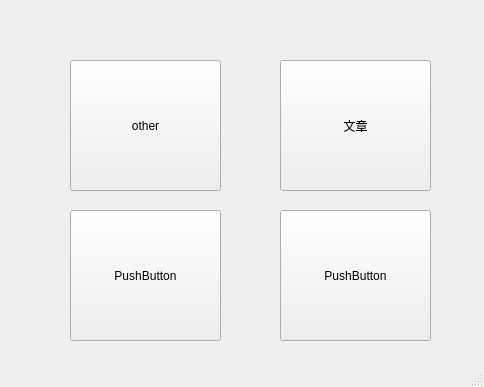
Before: the Qt Designer form startupUI.ui in jychen0611/SWProject, drawn with Qt 5.
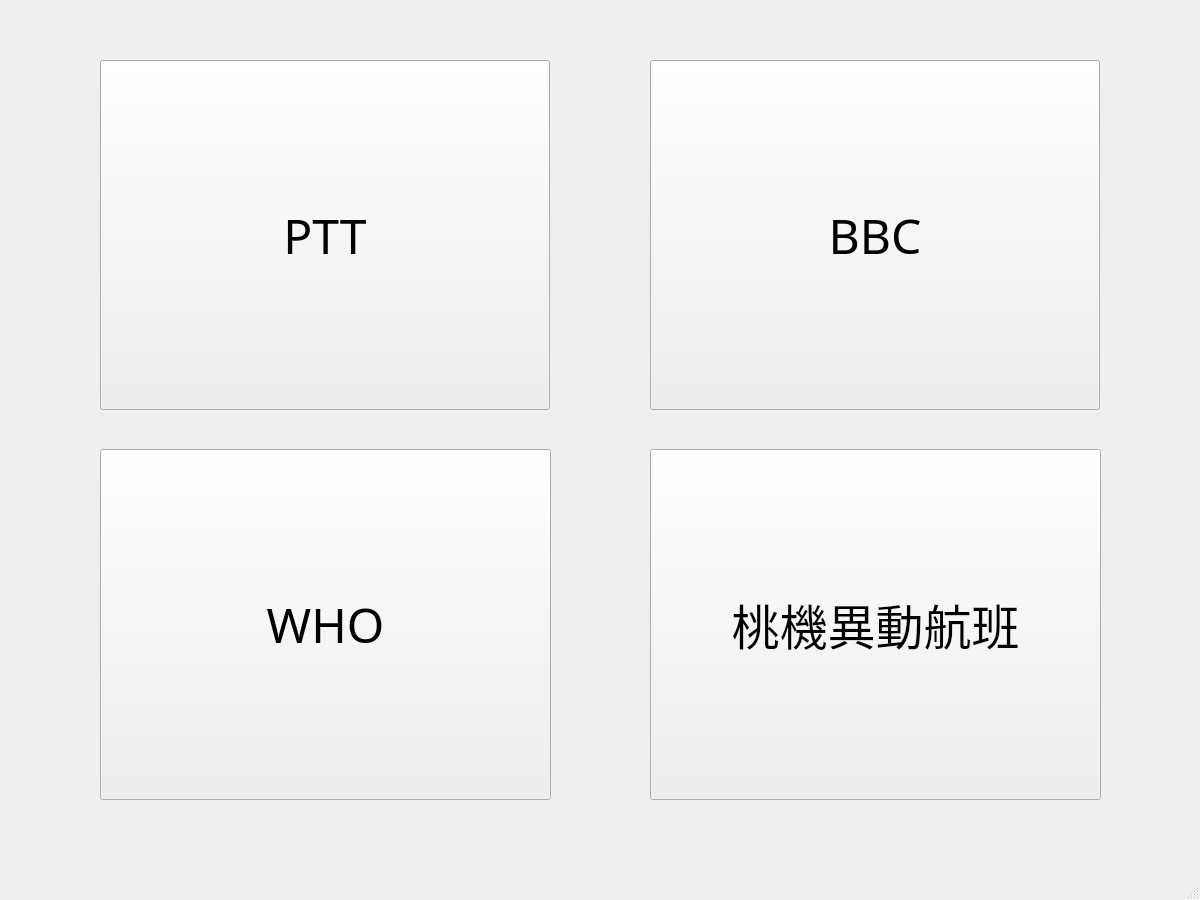
After: the same form once the commit is applied.

The edit to the form file:
```diff
--- a/startupUI.ui
+++ b/startupUI.ui
@@ -6,8 +6,8 @@
    <rect>
     <x>0</x>
     <y>0</y>
-    <width>484</width>
-    <height>387</height>
+    <width>1200</width>
+    <height>900</height>
    </rect>
   </property>
   <property name="windowTitle">
@@ -17,53 +17,77 @@
    <widget class="QPushButton" name="pushButton">
     <property name="geometry">
      <rect>
-      <x>70</x>
+      <x>100</x>
       <y>60</y>
-      <width>151</width>
-      <height>131</height>
+      <width>450</width>
+      <height>350</height>
      </rect>
     </property>
+    <property name="font">
+     <font>
+      <family>3ds Light</family>
+      <pointsize>36</pointsize>
+     </font>
+    </property>
     <property name="text">
-     <string>other</string>
+     <string>PTT</string>
     </property>
    </widget>
    <widget class="QPushButton" name="pushButton_2">
     <property name="geometry">
      <rect>
-      <x>280</x>
+      <x>650</x>
       <y>60</y>
-      <width>151</width>
-      <height>131</height>
+      <width>450</width>
+      <height>350</height>
      </rect>
     </property>
+    <property name="font">
+     <font>
+      <family>3ds Light</family>
+      <pointsize>36</pointsize>
+     </font>
+    </property>
     <property name="text">
-     <string>文章</string>
+     <string>BBC</string>
     </property>
    </widget>
    <widget class="QPushButton" name="pushButton_3">
     <property name="geometry">
      <rect>
-      <x>70</x>
-      <y>210</y>
-      <width>151</width>
-      <height>131</height>
+      <x>100</x>
+      <y>449</y>
+      <width>451</width>
+      <height>351</height>
      </rect>
     </property>
+    <property name="font">
+     <font>
+      <family>3ds Light</family>
+      <pointsize>36</pointsize>
+     </font>
+    </property>
     <property name="text">
-     <string>PushButton</string>
+     <string>WHO</string>
     </property>
    </widget>
    <widget class="QPushButton" name="pushButton_4">
     <property name="geometry">
      <rect>
-      <x>280</x>
-      <y>210</y>
-      <width>151</width>
-      <height>131</height>
+      <x>650</x>
+      <y>449</y>
+      <width>451</width>
+      <height>351</height>
      </rect>
     </property>
+    <property name="font">
+     <font>
+      <family>3ds Light</family>
+      <pointsize>36</pointsize>
+     </font>
+    </property>
     <property name="text">
-     <string>PushButton</string>
+     <string>桃機異動航班</string>
     </property>
    </widget>
   </widget>
```
Left out of the diff: 2 changed lines with no effect on the pictures.
